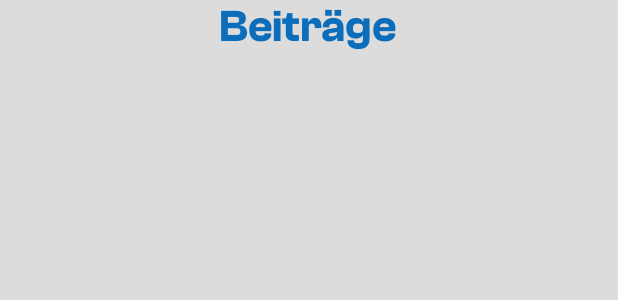
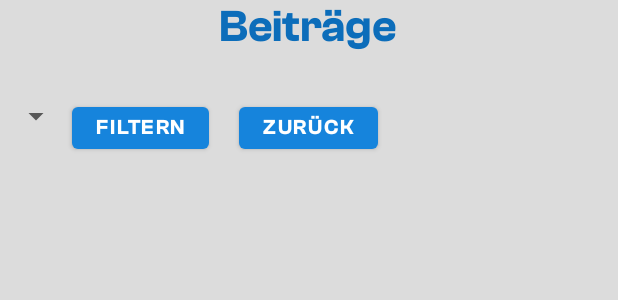
Before and after one commit to TechXKobi/HHU_CLUB, an Android app: the layout fragment_article.xml on its own in the app's theme, with its tools: preview values and no code run, on a phone screen of 412 x 824 dp. Shown: the top 300 px of the screen. Run offline under Robolectric (Android 15) with nearby library versions, the phone set to English and light mode, and no system bars.

Commit message:
Enrich article fragment with functionality of filter buttons and a dummy "create article" button.

```diff
--- a/app/src/main/res/layout/fragment_article.xml
+++ b/app/src/main/res/layout/fragment_article.xml
@@ -18,6 +18,40 @@
         android:layout_marginBottom="30dp"
         android:layout_gravity="center_horizontal" />
 
+    <LinearLayout
+        android:id="@+id/filterBar"
+        android:layout_width="match_parent"
+        android:layout_height="40sp"
+        android:orientation="horizontal">
+
+        <Spinner
+            android:id="@+id/categoryFilter"
+            android:layout_width="wrap_content"
+            android:layout_height="wrap_content"
+            android:fontFamily="@font/clashgrotesk_semibold"
+            android:text="@string/categoryFilter"
+            android:outlineAmbientShadowColor="@color/NavyBlue2"
+            android:color="@color/NavyBlue2"
+            android:textColor="@color/NavyBlue"/>
+
+        <Button
+            android:id="@+id/applyFilter"
+            android:layout_width="wrap_content"
+            android:layout_height="wrap_content"
+            android:fontFamily="@font/clashgrotesk_semibold"
+            android:text="@string/applyFilter"
+            android:textColor="@color/white"/>
+
+        <Button
+            android:id="@+id/resetFilter"
+            android:layout_width="wrap_content"
+            android:layout_height="wrap_content"
+            android:layout_marginLeft="20sp"
+            android:fontFamily="@font/clashgrotesk_semibold"
+            android:text="@string/resetFilter"
+            android:textColor="@color/white"/>
+    </LinearLayout>
+
     <androidx.recyclerview.widget.RecyclerView
         android:id="@+id/article_recycler"
         android:scrollbars="none"
```
Also changed, not shown: app/src/main/java/de/hhu/hhu_go/ui/ArticleFragment.java (+104 -2 lines), app/src/main/java/de/hhu/hhu_go/ui/CreateArticleFragment.java (added, +33 -0 lines), app/src/main/res/layout/fragment_create_article.xml (added, +27 -0 lines).
